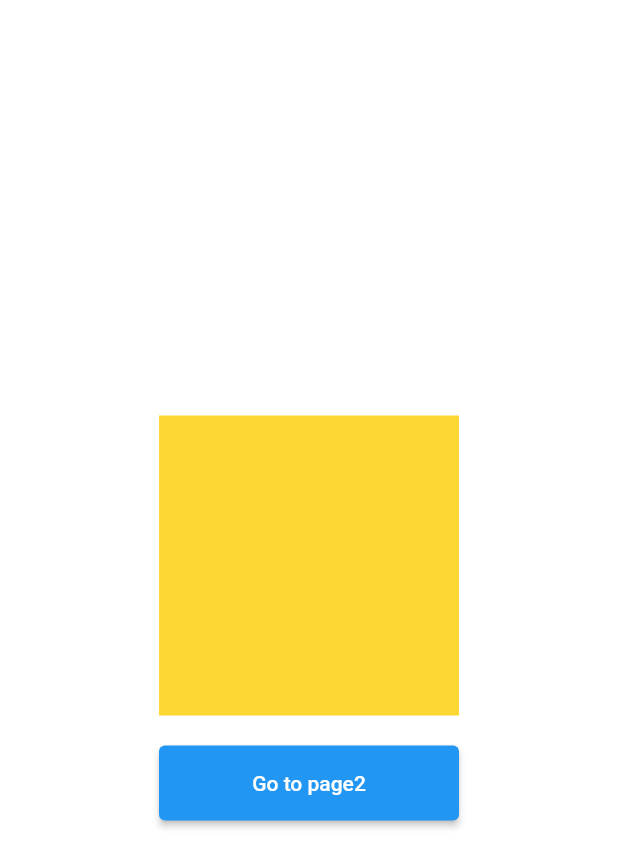
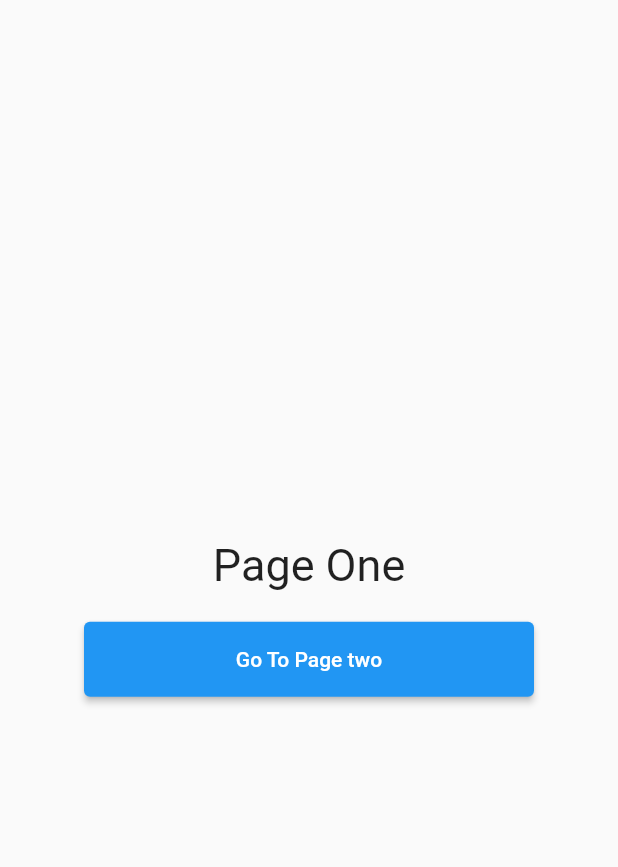
Before and after one commit to danieloski98/flutter_tutorials, a Flutter app: the screen it shows after launch, on a phone screen of 412 x 824 dp. Shown: the top 867 px of the screen. Run offline on Flutter 3.47's test engine with Material 2 defaults, Android fonts, the phone set to English and light mode, and no system bars; our stand-ins replace flutter_svg.

Commit message:
added navigation

```diff
--- a/lib/main.dart
+++ b/lib/main.dart
@@ -1,5 +1,6 @@
 import "package:flutter/material.dart";
 import 'package:learning/Pages/Signup.dart';
+import './Routes.dart';
 
 void main() {
   runApp(MainApp());
@@ -13,6 +14,8 @@ class MainApp extends StatelessWidget {
       home: Scaffold(
         body: Home(),
       ),
+      initialRoute: "/",
+      onGenerateRoute: RouteGenerator.generateRoute,
     );
   }
 }
@@ -22,74 +25,38 @@ class Home extends StatefulWidget {
 }
 
 class _Home extends State<Home> {
-  int finalans = 23 + 30;
-  double height = 200;
-  bool fullheight = false;
-  Color color = Colors.yellow[600];
-  Color darkMode = Colors.white;
-
-  void pressMe() {
-    print("Clicked!");
-    setState(() {
-      // fullheight ? height = 200 : height = 300;
-      if (fullheight == true) {
-        color = Colors.purple;
-        // darkMode = Colors.grey[700];
-        height = 200;
-        fullheight = false;
-      } else {
-        color = Colors.yellow[600];
-        // darkMode = Colors.white;
-        height = 300;
-        fullheight = true;
-      }
-      // height = 300.0;
-    });
-  }
-
   @override
   Widget build(BuildContext context) {
-    return AnimatedContainer(
-      duration: Duration(seconds: 1),
-      curve: Curves.easeInOut,
-      color: darkMode,
-      child: Center(
-          child: Column(
+    return Container(
+      width: MediaQuery.of(context).size.width,
+      child: Column(
+        mainAxisSize: MainAxisSize.max,
         mainAxisAlignment: MainAxisAlignment.center,
+        crossAxisAlignment: CrossAxisAlignment.center,
         children: [
-          GestureDetector(
-            onTap: pressMe,
-            child: AnimatedContainer(
-              duration: Duration(seconds: 1),
-              curve: fullheight == true ? Curves.easeIn : Curves.decelerate,
-              width: height,
-              height: height,
-              color: color,
+          Text(
+            "Page One",
+            textAlign: TextAlign.center,
+            style: TextStyle(
+              fontSize: 30,
             ),
           ),
           Container(
             margin: EdgeInsets.only(top: 20),
-            width: 200,
+            width: 300,
             height: 50,
             child: ElevatedButton(
               onPressed: () {
-                Navigator.of(context).push(
-                  MaterialPageRoute(
-                    builder: (context) => Signup(),
-                  ),
-                );
+                Navigator.of(context).pushNamed("/signup", arguments: "Jerry");
               },
-              child: Text(
-                "Go to page2",
-                style: TextStyle(color: Colors.white),
-              ),
+              child: Text("Go To Page two"),
               style: ButtonStyle(
-                backgroundColor: MaterialStateProperty.all<Color>(Colors.blue),
+                backgroundColor: MaterialStateProperty.all(Colors.blue),
               ),
             ),
           )
         ],
-      )),
+      ),
     );
   }
 }
```
Also changed, not shown: lib/Pages/Signup.dart (+7 -4 lines), lib/Routes.dart (added, +46 -0 lines).
